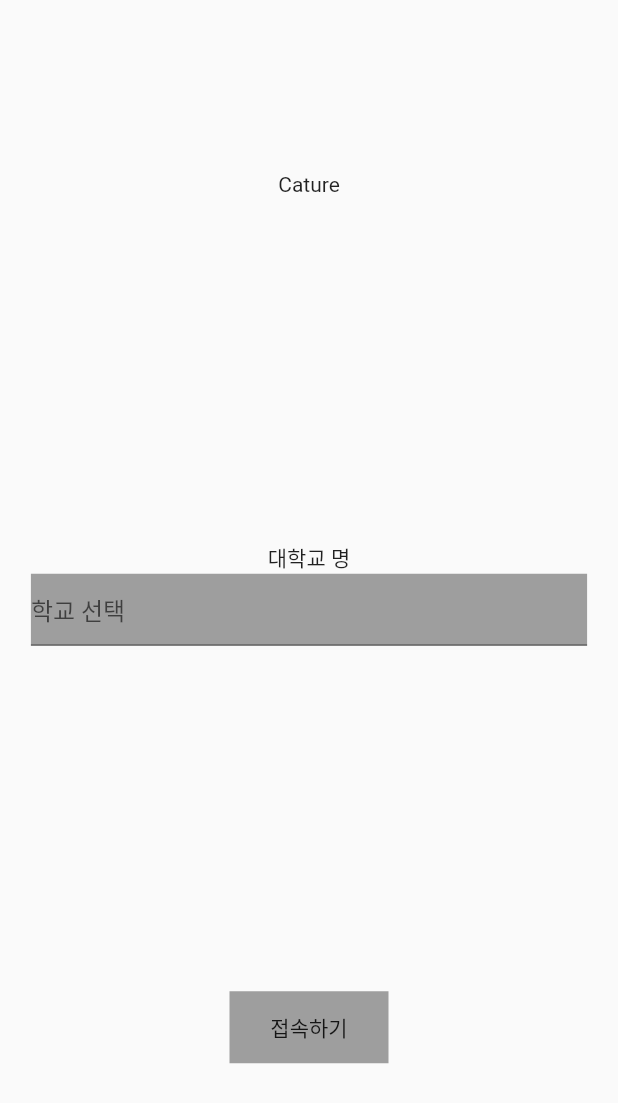
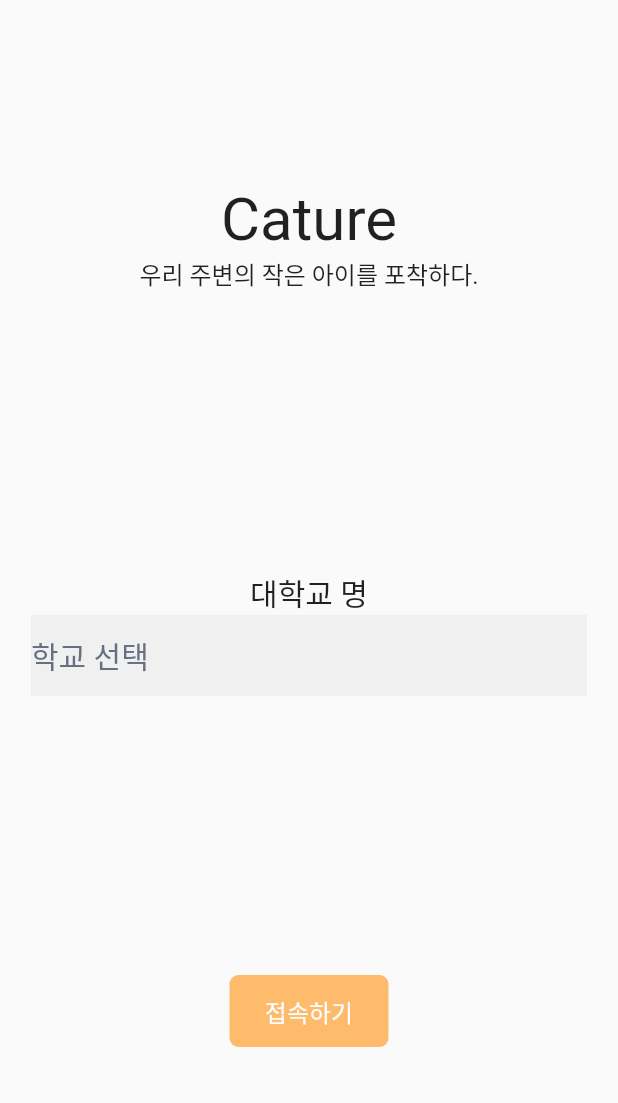
Before and after one commit to five-invincibles/front, a Flutter app: the InsertInfo screen opened by its route, on a phone screen of 412 x 824 dp. Shown: the top 1103 px of the screen. Run offline on Flutter 3.47's test engine with Material 2 defaults, Android fonts, the phone set to English and light mode, and no system bars; drawn by our look-alikes of searchfield; our stand-ins replace flutter_dotenv, geolocator, get, image_picker; missing offline and left inert: camera_camera, exif, kakao_flutter_sdk.

Commit message:
Apply design

```diff
--- a/lib/Controller/choose_cat_controller.dart
+++ b/lib/Controller/choose_cat_controller.dart
@@ -6,10 +6,12 @@ class ChooseCatController extends GetxController {
   static ChooseCatController get to => Get.find();
 
   Map<String, dynamic> arguments = {};
+  RxInt _select = RxInt(-1);
   String? get image => arguments["image"];
   String? get longitude => arguments["longitude"];
   String? get latitude => arguments["latitude"];
   String? get date => arguments["date"];
+  int? get select => _select.value;
   List<Cat> get cats => _cats;
 
   List<Cat> _cats = [
@@ -36,6 +38,10 @@ class ChooseCatController extends GetxController {
     update();
   }
 
+  void selectCat(int index) {
+    _select.value = index;
+  }
+
   void getCats(List<Map<String, dynamic>> jsonData) {
     List<Cat> result = [];
     jsonData.map((item) => {cats.add(Cat.fromJson(item))});
--- a/lib/Controller/insert_cat_info_page_controller.dart
+++ b/lib/Controller/insert_cat_info_page_controller.dart
@@ -12,7 +12,6 @@ class InsertCatInfoController extends GetxController {
   String? get name => _name;
   RxString? get age => _age;
   RxString? get sex => _sex;
-  List<String> get alert => _alert;
 
   void setSpecies(String specise) {
     _specise.value = specise;
--- a/lib/View/insert_info_page.dart
+++ b/lib/View/insert_info_page.dart
@@ -7,6 +7,23 @@ import 'package:searchfield/searchfield.dart';
 class InsertInfo extends GetView<InitPageController> {
   InsertInfo({Key? key}) : super(key: key);
 
+  final TextStyle _logoTextStyle = const TextStyle(
+    fontSize: 40,
+  );
+  final TextStyle _subTextStyle = const TextStyle(fontSize: 16);
+  final TextStyle _buttonTextStyle = const TextStyle(
+    fontSize: 16,
+    color: Color(0xffFCFCFC),
+  );
+  final TextStyle _textStyle = const TextStyle(
+    fontSize: 20,
+  );
+  final TextStyle _textFieldStyle = const TextStyle(
+    fontSize: 20,
+    color: Color(0xff667080),
+
+  );
+
   final _searchController = TextEditingController();
   final List<String> _suggestions = [
     '충북대학교',
@@ -15,23 +32,36 @@ class InsertInfo extends GetView<InitPageController> {
     '단국대학교',
     '우송대학교',
   ];
+
   @override
   Widget build(BuildContext context) {
     double screenwidth = MediaQuery.of(context).size.width;
 
     return Scaffold(
-      body: Center(
-        child: Column(
-          mainAxisAlignment: MainAxisAlignment.spaceAround,
+      resizeToAvoidBottomInset: true,
+      body: Column(
         children: [
-            Text("Cature"),
+          SizedBox(height: 123),
           Column(
             children: [
-                Text("대학교 명"),
+              Text("Cature", style: _logoTextStyle),
+              Text("우리 주변의 작은 아이를 포착하다.", style: _subTextStyle)
+            ],
+          ),
+          Expanded(
+            child: Center(
+              child: Column(
+                mainAxisAlignment: MainAxisAlignment.center,
+                children: [
+                  Text(
+                    "대학교 명",
+                    style: _textStyle,
+                  ),
                   Container(
                     width: screenwidth * 0.9,
-                  color: Colors.grey,
+                    color: Color(0xffF0F0F0),
                     child: SearchField(
+                        searchStyle: _textFieldStyle,
                         suggestionState: Suggestion.expand,
                         suggestionAction: SuggestionAction.next,
                         suggestions: _suggestions
@@ -44,11 +74,14 @@ class InsertInfo extends GetView<InitPageController> {
                         itemHeight: 50,
                         onSuggestionTap: (x) {},
                         searchInputDecoration: InputDecoration(
-
+                            focusedBorder: InputBorder.none,
+                            enabledBorder: InputBorder.none,
+                            hintStyle: _textFieldStyle,
+                            )),
+                  ),
+                ],
               ),
             ),
-                ),
-              ],
           ),
           GestureDetector(
             onTap: () {
@@ -61,12 +94,20 @@ class InsertInfo extends GetView<InitPageController> {
               alignment: Alignment.center,
               width: 106,
               height: 48,
-                child: Text("접속하기"),
-                color: Colors.grey,
+              decoration: BoxDecoration(
+                color: Color(0xffFEBB6C),
+                borderRadius: BorderRadius.circular(6),
+              ),
+              child: Text(
+                "접속하기",
+                style: _buttonTextStyle,
               ),
             ),
+          ),
+          SizedBox(
+            height: 126,
+          )
         ],
-        ),
       ),
     );
   }
```
Also changed, not shown: lib/View/Widget/ChooseCat/markerList.dart (+14 -1 lines), lib/View/insert_cat_info_page.dart (+10 -41 lines), lib/View/kakao_login.dart (+30 -5 lines), assets/image/login_screen.png (added). Lines whose indentation alone changed are shown as unchanged.
